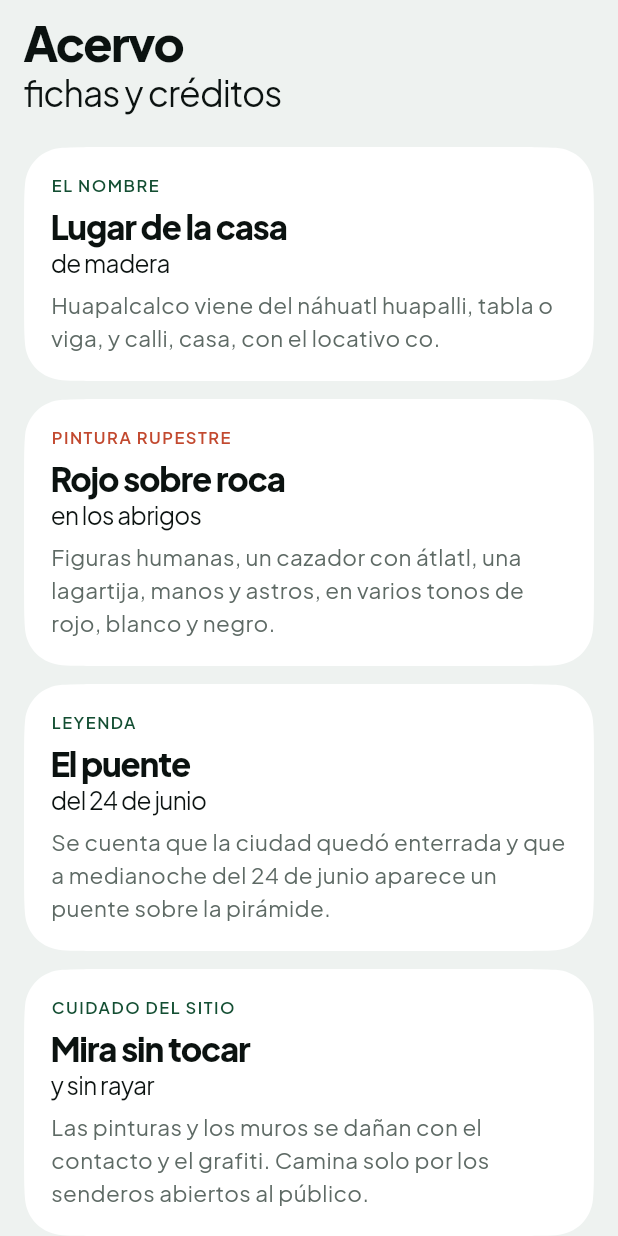
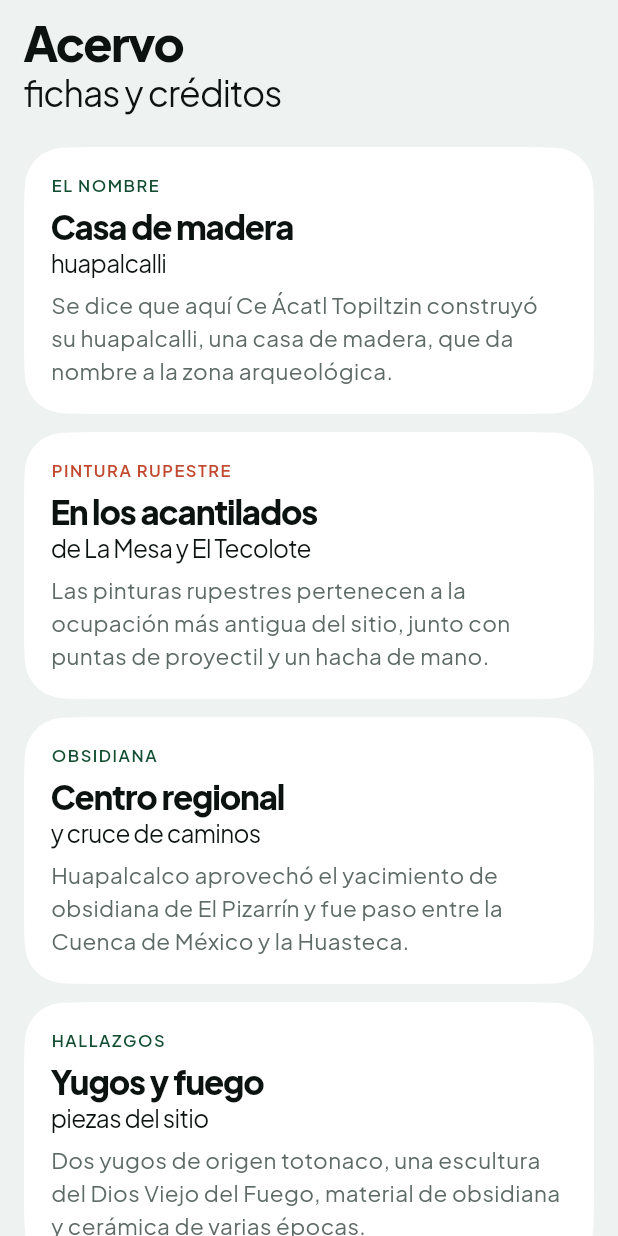
Before and after one commit to Kasuteryon/huapalcalco_ar, a Flutter app: the ArchiveScreen widget shown alone on an empty page, opened directly with empty values, on a phone screen of 412 x 824 dp. Run offline on Flutter 3.47's test engine with Material 3 defaults, Android fonts, the phone set to English and light mode, and no system bars; our stand-ins replace flutter_svg; missing offline and left inert: flutter_scene, liquid_glass_widgets; statements that could not run were skipped.

Commit message:
Unified font + fixed content

```diff
--- a/lib/app_shell.dart
+++ b/lib/app_shell.dart
@@ -54,10 +54,8 @@ class _AppShellState extends State<AppShell> {
   Future<void> _openAr() async {
     try {
       await ArLauncher.open();
-    } on UnsupportedError catch (e) {
-      _toast(
-        e.message ?? 'La realidad aumentada no está disponible en este equipo.',
-      );
+    } on ArUnavailable catch (e) {
+      _toast(e.message);
     } catch (_) {
       _toast('No se pudo abrir la maqueta en AR. Intenta de nuevo.');
     }
--- a/lib/data/stops.dart
+++ b/lib/data/stops.dart
@@ -1,6 +1,9 @@
 /// Paradas del recorrido.
 ///
-/// Los nombres y textos son preliminares y están sujetos a validación del INAH.
+/// Fuente de los textos: ficha oficial del INAH, https://lugares.inah.gob.mx/es/node/4414
+/// La parada "cubierta" describe un elemento moderno visible en el modelo y no
+/// aparece en esa ficha. Todo el contenido queda sujeto a revisión del INAH.
+///
 /// Cada parada corresponde a un nodo vacío `poi_<id>` dentro del modelo,
 /// generado por tool/blender/prepare_model.py.
 class Stop {
@@ -30,62 +33,61 @@ class Stop {
 const List<Stop> kStops = [
   Stop(
     id: 'plaza',
-    title: 'Plaza',
-    complement: 'frente a la pirámide',
+    title: 'Plaza ceremonial',
+    complement: 'restaurada en 1954',
     body:
-        'Espacio abierto frente a la escalinata. Desde aquí se ve el conjunto '
-        'completo: la pirámide, el monolito en su recinto y las plataformas.',
+        'Espacio abierto con la pirámide principal al oriente y un anexo '
+        'piramidal en el lado norte. Al centro está el altar-estela.',
     distance: 9.5,
     polar: 0.5,
   ),
   Stop(
-    id: 'monolito',
-    title: 'Monolito',
-    complement: 'en su recinto',
+    id: 'altar',
+    title: 'Altar-estela',
+    complement: 'al centro de la plaza',
     body:
-        'Piedra tallada en la plaza, protegida por un recinto. Se observa '
-        'desde fuera, sin tocarla.',
+        'Una piedra irregular, sin trabajar. César Lizardi Ramos la registró '
+        'como altar y presunta estela.',
     distance: 5.0,
     polar: 0.6,
   ),
   Stop(
     id: 'escalinata',
     title: 'Escalinata',
-    complement: 'de acceso',
+    complement: 'fachada poniente',
     body:
-        'Sube desde la plaza hacia los cuerpos de la pirámide. Es el acceso '
-        'principal del edificio.',
+        'Ocho escalones limitados por alfardas lisas. Arranca de un zócalo que '
+        'corre a lo largo de todo el frente del monumento.',
     distance: 6.5,
     polar: 0.42,
   ),
   Stop(
     id: 'piramide',
     title: 'Pirámide',
-    complement: 'de tres cuerpos',
+    complement: 'principal',
     body:
-        'Tres cuerpos escalonados con influencia teotihuacana. En la '
-        'excavación se registraron fragmentos de pintura mural con círculos '
-        'rojos sobre blanco.',
+        'Tiene varias etapas constructivas superpuestas. Sus elementos de '
+        'talud y tablero muestran influencia teotihuacana.',
     distance: 10.0,
     polar: 0.75,
   ),
   Stop(
     id: 'cubierta',
     title: 'Cubierta',
-    complement: 'zona protegida',
+    complement: 'de protección',
     body:
-        'Techo de protección sobre un sector excavado de la pirámide. Resguarda '
-        'la superficie original de la lluvia y el sol.',
+        'Techo moderno colocado sobre un sector de la pirámide para protegerlo '
+        'de la lluvia y el sol.',
     distance: 5.5,
     polar: 0.5,
   ),
   Stop(
-    id: 'plataforma',
-    title: 'Plataforma',
-    complement: 'lateral',
+    id: 'anexo',
+    title: 'Anexo piramidal',
+    complement: 'al norte de la plaza',
     body:
-        'Plataforma baja adosada a la pirámide, con su propia escalinata en el '
-        'extremo.',
+        'Estructura piramidal que cierra la plaza por su lado norte, frente '
+        'al altar-estela.',
     distance: 7.0,
     polar: 0.55,
   ),
--- a/lib/scene/site_controller.dart
+++ b/lib/scene/site_controller.dart
@@ -68,7 +68,10 @@ class SiteController extends ChangeNotifier {
         _center = sum / _poi.length.toDouble();
         _center.y = 0.8;
       }
+      // Si eligieron una parada mientras cargaba, se respeta al terminar.
+      final pending = selected;
       _snapToOverview();
+      if (pending != null) selectStop(pending);
       ready = true;
     } catch (e, st) {
       error = e;
--- a/lib/screens/archive_screen.dart
+++ b/lib/screens/archive_screen.dart
@@ -14,31 +14,59 @@ class ArchiveScreen extends StatelessWidget {
   Widget build(BuildContext context) {
     final pad = MediaQuery.paddingOf(context);
     final side = wide ? HpSpace.s32 : HpSpace.s16;
+    // Fuente: ficha oficial del INAH (https://lugares.inah.gob.mx/es/node/4414).
+    // El significado del nombre viene de la Foto del día del INAH,
+    // "Huapalcalco: primer hogar de Ce Ácatl Topiltzin" (27 de junio de 2023).
     final cards = <Widget>[
       const _Entry(
         eyebrow: 'EL NOMBRE',
-        title: 'Lugar de la casa',
-        complement: 'de madera',
-        body: 'Huapalcalco viene del náhuatl huapalli, tabla o viga, y calli, casa, con el locativo co.',
+        title: 'Casa de madera',
+        complement: 'huapalcalli',
+        body:
+            'Se dice que aquí Ce Ácatl Topiltzin construyó su huapalcalli, una '
+            'casa de madera, que da nombre a la zona arqueológica.',
       ),
       const _Entry(
         eyebrow: 'PINTURA RUPESTRE',
         eyebrowColor: HpColors.almagre,
-        title: 'Rojo sobre roca',
-        complement: 'en los abrigos',
-        body: 'Figuras humanas, un cazador con átlatl, una lagartija, manos y astros, en varios tonos de rojo, blanco y negro.',
+        title: 'En los acantilados',
+        complement: 'de La Mesa y El Tecolote',
+        body:
+            'Las pinturas rupestres pertenecen a la ocupación más antigua del '
+            'sitio, junto con puntas de proyectil y un hacha de mano.',
       ),
       const _Entry(
-        eyebrow: 'LEYENDA',
-        title: 'El puente',
-        complement: 'del 24 de junio',
-        body: 'Se cuenta que la ciudad quedó enterrada y que a medianoche del 24 de junio aparece un puente sobre la pirámide.',
+        eyebrow: 'OBSIDIANA',
+        title: 'Centro regional',
+        complement: 'y cruce de caminos',
+        body:
+            'Huapalcalco aprovechó el yacimiento de obsidiana de El Pizarrín y '
+            'fue paso entre la Cuenca de México y la Huasteca.',
       ),
       const _Entry(
-        eyebrow: 'CUIDADO DEL SITIO',
-        title: 'Mira sin tocar',
-        complement: 'y sin rayar',
-        body: 'Las pinturas y los muros se dañan con el contacto y el grafiti. Camina solo por los senderos abiertos al público.',
+        eyebrow: 'HALLAZGOS',
+        title: 'Yugos y fuego',
+        complement: 'piezas del sitio',
+        body:
+            'Dos yugos de origen totonaco, una escultura del Dios Viejo del '
+            'Fuego, material de obsidiana y cerámica de varias épocas.',
+      ),
+      const _Entry(
+        eyebrow: 'EXPLORACIÓN',
+        title: 'Desde 1954',
+        complement: 'Müller y Lizardi Ramos',
+        body:
+            'Las exploraciones comenzaron en 1954 con Florencia J. Müller y '
+            'César Lizardi Ramos. Ese año se restauró la plaza ceremonial.',
+      ),
+      const _Entry(
+        eyebrow: 'PLANEA TU VISITA',
+        title: 'Todos los días',
+        complement: 'de 9:00 a 17:00',
+        body:
+            'Último acceso a las 16:00. Entrada gratuita y visitas guiadas. '
+            'No se permite fumar, introducir alimentos ni mascotas. '
+            'Teléfono: 771 714 3520.',
       ),
     ];
     return ListView(
@@ -54,7 +82,7 @@ class ArchiveScreen extends StatelessWidget {
               crossAxisCount: 2,
               mainAxisSpacing: 12,
               crossAxisSpacing: 12,
-              mainAxisExtent: 236,
+              mainAxisExtent: 250,
             ),
             children: cards,
           )
--- a/lib/screens/home_screen.dart
+++ b/lib/screens/home_screen.dart
@@ -141,7 +141,7 @@ class _PyramidCard extends StatelessWidget {
                       Expanded(
                         child: TitlePair(
                           'Pirámide',
-                          'de tres cuerpos',
+                          'principal',
                           size: large ? 34 : 28,
                         ),
                       ),
@@ -176,9 +176,9 @@ class _MiniStats extends StatelessWidget {
     return IntrinsicHeight(
       child: Row(
         children: [
-          stat('16.7 m', 'Frente del sitio'),
+          stat('8', 'Escalones'),
           const VerticalDivider(width: 24, color: HpColors.line),
-          stat('3', 'Cuerpos'),
+          stat('1954', 'Primera exploración'),
         ],
       ),
     );
--- a/lib/screens/layers_screen.dart
+++ b/lib/screens/layers_screen.dart
@@ -11,34 +11,38 @@ class _Layer {
   final bool rockArt;
 }
 
-// De lo más reciente (arriba) a lo más profundo (abajo), como en una excavación.
-// Las fechas se agregan cuando el INAH las valide.
+// Las cinco ocupaciones que describe la ficha oficial del INAH
+// (https://lugares.inah.gob.mx/es/node/4414), de la más reciente (arriba) a la
+// más antigua (abajo), como se lee una excavación.
 const _layers = [
   _Layer(
-    'Hoy',
-    'zona de monumentos',
-    'El INAH resguarda el sitio y continúa su investigación. La mayor parte del asentamiento sigue sin excavar.',
+    'Posclásico tardío',
+    'cerámica azteca',
+    'Cerámica de las fases Azteca III y IV, propias de la Cuenca de México.',
   ),
   _Layer(
-    'Tradición tolteca',
-    'Ce Ácatl Topiltzin',
-    'La tradición cuenta que aquí construyó su casa de madera, el huapalcalli, antes de gobernar Tula.',
+    'Epiclásico',
+    '650 a 900 d. C.',
+    'Monumentos y cerámica que podrían ser antecedentes de la cultura tolteca. '
+        'Aquí están las primeras referencias históricas de Ce Ácatl Topiltzin '
+        'Quetzalcóatl, que después gobernó Tula.',
   ),
   _Layer(
-    'Centro ceremonial',
+    'Estructura VI',
     'influencia teotihuacana',
-    'Se levantan la plaza y la pirámide de tres cuerpos, con acabados de estuco y pintura mural.',
+    'Un asentamiento cuya arquitectura muestra influencia de Teotihuacan.',
   ),
   _Layer(
-    'Pinturas rupestres',
-    'antigüedad en estudio',
-    'Las propuestas van desde grupos de cazadores hasta tradiciones mesoamericanas posteriores.',
-    rockArt: true,
+    'Preclásico tardío',
+    'asentamiento pequeño',
+    'Un pequeño caserío ocupó el lugar.',
   ),
   _Layer(
-    'Abrigos rocosos',
-    'primeros ocupantes',
-    'Los grupos más antiguos del valle se refugiaron en los abrigos de los acantilados de La Mesa y El Huiztli.',
+    'Prehistoria',
+    'hacia 7000 a. C.',
+    'Puntas de proyectil tipo Meserve y un hacha de mano. En los acantilados '
+        'de los cerros La Mesa y El Tecolote hay pinturas rupestres.',
+    rockArt: true,
   ),
 ];
 
@@ -76,7 +80,7 @@ class LayersScreen extends StatelessWidget {
           ),
         ),
         const SizedBox(height: HpSpace.s8),
-        Text('Fechas por validar con el INAH.', style: HpText.caption),
+        Text('Fuente: ficha oficial del INAH.', style: HpText.caption),
       ],
     );
   }
```
Also changed, not shown: hook/build.dart (+5 -2 lines), lib/ar/ar_launcher.dart (+29 -7 lines), lib/theme/hp_theme.dart (+4 -10 lines), 12 other files.
